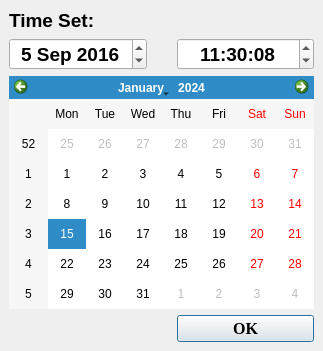
First picture: the form in ui/dialogwidget/timesetdialog.ui, repository 15903016222/Voice, before the edit.
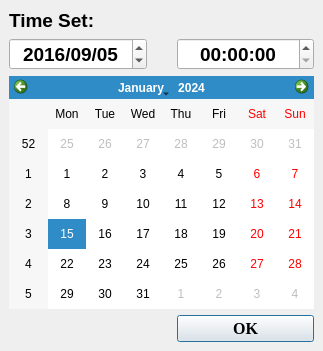
Second picture: the form after the edit.

The edit to the form file:
```diff
--- a/ui/dialogwidget/timesetdialog.ui
+++ b/ui/dialogwidget/timesetdialog.ui
@@ -68,14 +68,17 @@
         </property>
         <property name="dateTime">
          <datetime>
-          <hour>11</hour>
-          <minute>30</minute>
+          <hour>0</hour>
+          <minute>0</minute>
           <second>0</second>
           <year>2016</year>
           <month>9</month>
           <day>5</day>
          </datetime>
         </property>
+        <property name="displayFormat">
+         <string>yyyy/MM/dd</string>
+        </property>
        </widget>
       </item>
       <item row="1" column="1">
@@ -97,16 +100,12 @@
         <property name="alignment">
          <set>Qt::AlignCenter</set>
         </property>
+        <property name="displayFormat">
+         <string>hh:mm:ss</string>
+        </property>
         <property name="timeSpec">
          <enum>Qt::LocalTime</enum>
         </property>
-        <property name="time">
-         <time>
-          <hour>11</hour>
-          <minute>30</minute>
-          <second>8</second>
-         </time>
-        </property>
        </widget>
       </item>
       <item row="2" column="0" colspan="2">
```
